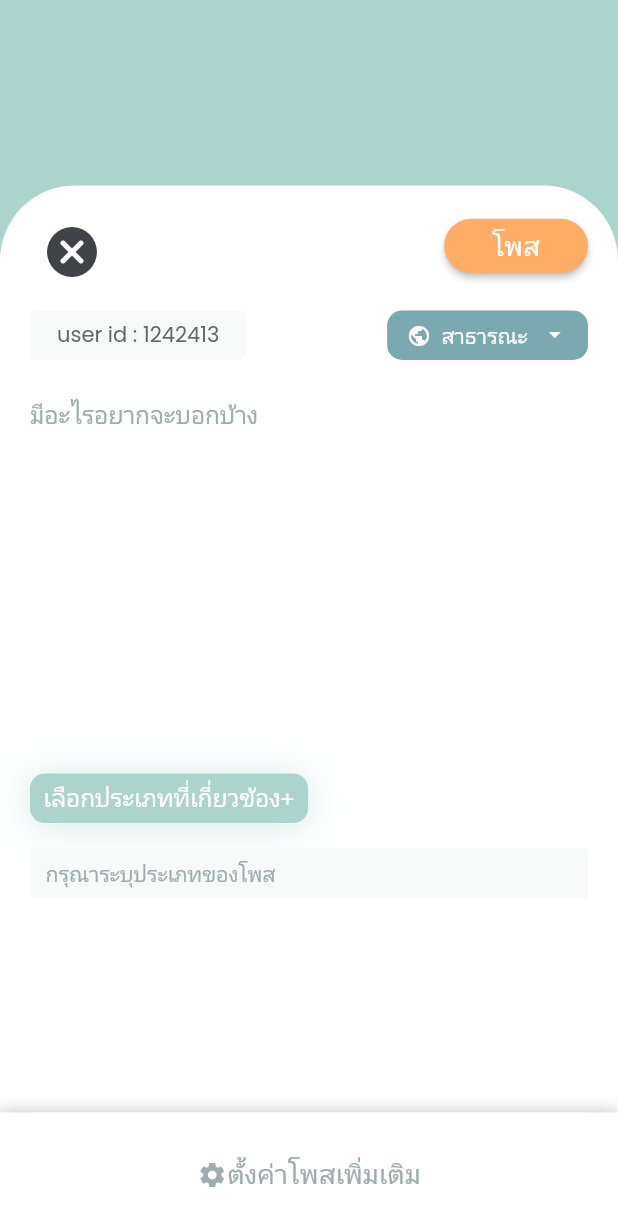
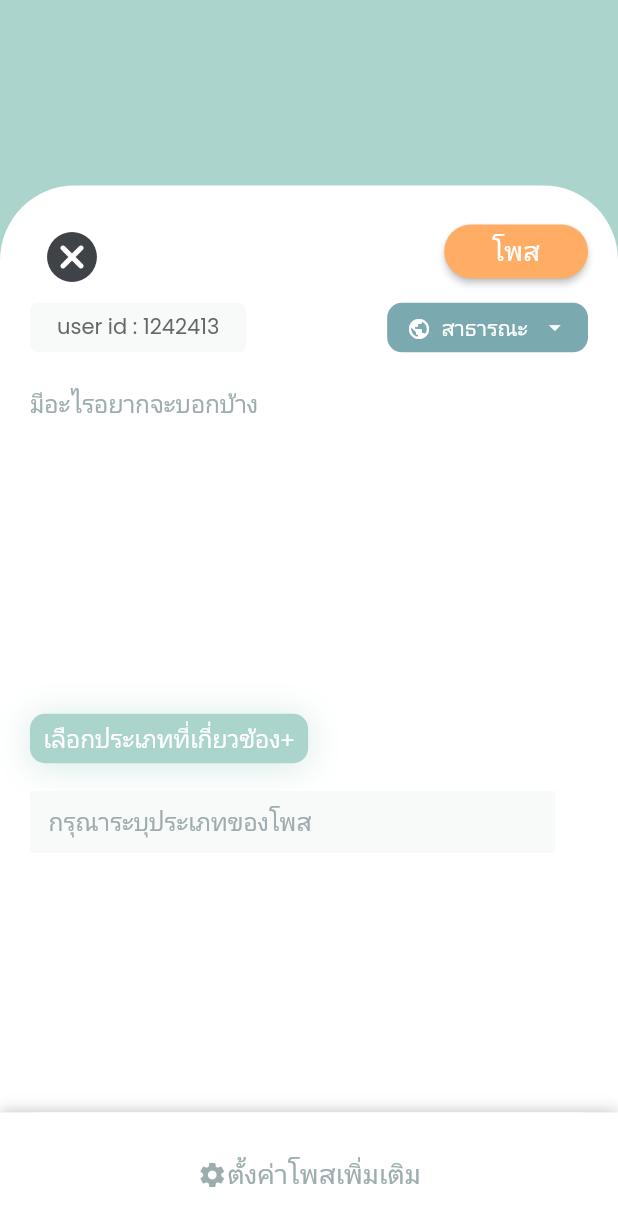
Before and after one commit to aofattaporn/jitD_fronted, a Flutter app: the CreatePost screen opened directly, on a phone screen of 412 x 824 dp. Shown: the top 1226 px of the screen. Run offline on Flutter 3.47's test engine with Material 2 defaults, Android fonts, the phone set to English and light mode, and no system bars; drawn by our look-alikes of sliding_up_panel; our stand-ins replace bloc, equatable, firebase_auth, firebase_core, flutter_bloc, flutter_cache_manager and 5 more; missing offline and left inert: flutter_facebook_auth; accounts and stored records are empty; Roboto replaces fonts that are missing (Bai Jamjuree).

Commit message:
Add Category Selection in CreatePost.dart - using bloc to select category and return it to createPost page - Refactor code and constant.dart

```diff
--- /dev/null
+++ b/lib/src/blocs/category/category_bloc.dart
@@ -0,0 +1,24 @@
+import 'dart:async';
+
+import 'package:bloc/bloc.dart';
+import 'package:equatable/equatable.dart';
+part 'category_event.dart';
+part 'category_state.dart';
+
+class CategoryBloc extends Bloc<CategoryEvent, CategoryState> {
+  CategoryBloc() : super(CategoryState(
+      countSelectedCategory: 0,
+      selectedCategory: List.generate(7, (i) => false),
+      selectedCategoryMap: []
+  )) {
+    // Add
+    on<SelectedCategoryAdd>((event, emit) {
+      emit(state.copyWith(countSelectedCategory: state.countSelectedCategory + 1));
+    });
+
+    // Minus
+    on<SelectedCategoryRemove>((event, emit) {
+      emit(state.copyWith(countSelectedCategory: state.countSelectedCategory - 1));
+    });
+  }
+}
--- /dev/null
+++ b/lib/src/blocs/category/category_event.dart
@@ -0,0 +1,17 @@
+part of 'category_bloc.dart';
+
+abstract class CategoryEvent extends Equatable {
+  const CategoryEvent();
+
+  @override
+  List<Object> get props => [];
+}
+
+class SelectedCategoryAdd extends CategoryEvent {
+
+
+}
+
+class SelectedCategoryRemove extends CategoryEvent {
+
+}
--- /dev/null
+++ b/lib/src/blocs/category/category_state.dart
@@ -0,0 +1,20 @@
+part of 'category_bloc.dart';
+
+class CategoryState extends Equatable {
+  final int countSelectedCategory;
+  final List selectedCategory;
+  final List selectedCategoryMap;
+  const CategoryState(
+      {required this.countSelectedCategory, required this.selectedCategory, required this.selectedCategoryMap});
+
+  CategoryState copyWith({int? countSelectedCategory, List? selectedCategory, List? selectedCategoryMap}) {
+    return CategoryState(
+        countSelectedCategory: countSelectedCategory ?? this.countSelectedCategory,
+        selectedCategory: selectedCategory ?? this.selectedCategory,
+        selectedCategoryMap: selectedCategoryMap ?? this.selectedCategoryMap
+    );
+  }
+
+  @override
+  List<Object> get props => [countSelectedCategory];
+}
--- a/lib/src/constant.dart
+++ b/lib/src/constant.dart
@@ -34,9 +34,13 @@ const Color skeletonHighlightColor = Color.fromRGBO(245, 247, 247, 1);
 
 const double kPadding = 20.0;
 
+final TextStyle fontsTH14_thirteryd = GoogleFonts.getFont(
+    "Bai Jamjuree", fontSize: 14, color: thirterydColor);
 final TextStyle fontsTH16_Red = GoogleFonts.getFont(
     "Lato", fontSize: 16, color: statusColorError);
 final TextStyle fontsTH16_Black = GoogleFonts.getFont(
     "Lato", fontSize: 16, color: textColor1);
+final TextStyle fontsTH16_Grey = GoogleFonts.getFont(
+    "Lato", fontSize: 16, color: textColor3);
 final TextStyle fontsTH20_Black = GoogleFonts.getFont(
     "Lato", fontSize: 20, color: textColor3);
--- a/lib/src/screens/HomePage.dart
+++ b/lib/src/screens/HomePage.dart
@@ -4,7 +4,7 @@ import 'package:flutter_bloc/flutter_bloc.dart';
 import 'package:jitd_client/src/blocs/post/post_bloc.dart';
 import 'package:jitd_client/src/constant.dart';
 import 'package:jitd_client/src/screens/Utilities/PostModal.dart';
-import 'package:jitd_client/src/data/models/cat_model.dart';
+import 'package:jitd_client/src/screens/Utilities/categoryBox.dart';
 import 'package:google_fonts/google_fonts.dart';
 import 'package:jitd_client/src/screens/post/ViewAllPost.dart';
 import 'package:jitd_client/src/screens/post/ViewPost.dart';
@@ -114,7 +114,7 @@ class _HomePageState extends State<HomePage> {
                             itemCount: 6,
                             scrollDirection: Axis.horizontal,
                             itemBuilder: (context, index) {
-                              return Category();
+                              return CategoryBox();
                             }),
                       ),
                     ],
--- a/lib/src/data/models/cat_model.dart
+++ b/lib/src/screens/Utilities/categoryBox.dart
@@ -1,7 +1,9 @@
 import 'package:flutter/material.dart';
 import 'package:jitd_client/src/constant.dart';
 
-class Category extends StatelessWidget {
+class CategoryBox extends StatelessWidget {
+  const CategoryBox({super.key});
+
   @override
   Widget build(BuildContext context) {
     return SingleChildScrollView(
--- a/lib/src/screens/blocs/post/post_state.dart
+++ /dev/null
@@ -1 +0,0 @@
-// TODO Implement this library.
--- a/lib/src/screens/post/CreatePost.dart
+++ b/lib/src/screens/post/CreatePost.dart
@@ -1,12 +1,16 @@
+import 'package:flutter/foundation.dart';
 import 'package:flutter/material.dart';
 import 'package:fluttertoast/fluttertoast.dart';
 import 'package:google_fonts/google_fonts.dart';
 import 'package:jitd_client/src/blocs/post/post_state.dart';
+import 'package:jitd_client/src/screens/Utilities/categoryBox.dart';
 import 'package:jitd_client/src/screens/post/BlockWords.dart';
+import 'package:jitd_client/src/screens/post/Category.dart';
 import 'package:jitd_client/src/screens/post/ConsultantLevel.dart';
 import 'package:sliding_up_panel/sliding_up_panel.dart';
 import 'package:flutter_bloc/flutter_bloc.dart';
 
+import '../../blocs/category/category_bloc.dart';
 import '../../blocs/post/post_bloc.dart';
 import '../../constant.dart';
 
@@ -19,7 +23,7 @@ class CreatePost extends StatefulWidget {
 
 class CreatePostState extends State<CreatePost> {
   TextEditingController? textController;
-  static GlobalKey<FormState> keyForm = GlobalKey<FormState>();
+  final GlobalKey<FormState> keyForm = GlobalKey<FormState>();
   final _unFocusNode = FocusNode();
   final scaffoldKey = GlobalKey<ScaffoldState>();
   final panelController = PanelController();
@@ -41,6 +45,10 @@ class CreatePostState extends State<CreatePost> {
 
   @override
   Widget build(BuildContext context) {
+    final categoryBloc =
+        BlocProvider<CategoryBloc>(create: (context) => CategoryBloc());
+    final postBloc = BlocProvider(create: (_) => PostBloc());
+
     return Scaffold(
       key: scaffoldKey,
       backgroundColor: primaryColor,
@@ -60,8 +68,8 @@ class CreatePostState extends State<CreatePost> {
         collapsed: buildCollapsedPanel(context),
 
         // This is a Main App
-        body: BlocProvider(
-          create: (_) => PostBloc(),
+        body: MultiBlocProvider(
+          providers: [postBloc, categoryBloc],
           child: BlocListener<PostBloc, PostState>(
               listener: (BuildContext context, state) {
                 if (state is PostSuccess) {
@@ -78,7 +86,9 @@ class CreatePostState extends State<CreatePost> {
                     FocusScope.of(context).requestFocus(_unFocusNode);
                     panelController.close();
                   },
-                  child: Stack(
+                  child: BlocBuilder<CategoryBloc, CategoryState>(
+                    builder: (context, state) {
+                      return Stack(
                         children: [
                           Align(
                             alignment: const AlignmentDirectional(0, 1),
@@ -92,14 +102,10 @@ class CreatePostState extends State<CreatePost> {
                                 ),
                               ),
                               child: Padding(
-                            padding: const EdgeInsetsDirectional.fromSTEB(
-                                20, 0, 20, 0),
-                            child: Stack(
+                                padding: const EdgeInsets.all(20),
+                                child: Column(
                                   children: [
-                                Align(
-                                  alignment:
-                                      const AlignmentDirectional(1, -0.95),
-                                  child: Row(
+                                    Row(
                                       mainAxisAlignment:
                                           MainAxisAlignment.spaceBetween,
                                       children: [
@@ -124,9 +130,8 @@ class CreatePostState extends State<CreatePost> {
                                                 style: ElevatedButton.styleFrom(
                                                     textStyle: const TextStyle(
                                                         fontSize: 16),
-                                                  padding:
-                                                      const EdgeInsets.fromLTRB(
-                                                          32, 0, 32, 0),
+                                                    padding: const EdgeInsets
+                                                        .fromLTRB(32, 0, 32, 0),
                                                     backgroundColor:
                                                         thirterydColor,
                                                     shape:
@@ -157,39 +162,44 @@ class CreatePostState extends State<CreatePost> {
                                                   padding:
                                                       const EdgeInsets.fromLTRB(
                                                           32, 0, 32, 0),
-                                                backgroundColor: thirterydColor,
+                                                  backgroundColor:
+                                                      thirterydColor,
                                                   shape:
                                                       const RoundedRectangleBorder(
                                                     borderRadius:
                                                         BorderRadius.all(
-                                                          Radius.circular(40)),
+                                                            Radius.circular(
+                                                                40)),
                                                   )),
                                               child: Text(
                                                 "โพส",
                                                 style: GoogleFonts.getFont(
                                                     "Bai Jamjuree",
                                                     fontSize: 18,
-                                                  fontWeight: FontWeight.w500),
+                                                    fontWeight:
+                                                        FontWeight.w500),
                                               ),
                                             );
                                           }
                                         }),
                                       ],
                                     ),
-                                ),
-                                Align(
-                                  alignment:
-                                      const AlignmentDirectional(0, -0.75),
-                                  child: Row(
+                                    SizedBox(
+                                        height:
+                                            MediaQuery.of(context).size.height *
+                                                0.0125),
+                                    Row(
                                       mainAxisAlignment:
                                           MainAxisAlignment.spaceBetween,
                                       children: [
                                         Container(
-                                        width:
-                                            MediaQuery.of(context).size.width *
+                                          width: MediaQuery.of(context)
+                                                  .size
+                                                  .width *
                                               0.35,
-                                        height:
-                                            MediaQuery.of(context).size.height *
+                                          height: MediaQuery.of(context)
+                                                  .size
+                                                  .height *
                                               0.04,
                                           decoration: const BoxDecoration(
                                             color: backgroundColor3,
@@ -208,11 +218,13 @@ class CreatePostState extends State<CreatePost> {
                                           ),
                                         ),
                                         Container(
-                                        width:
-                                            MediaQuery.of(context).size.width *
+                                          width: MediaQuery.of(context)
+                                                  .size
+                                                  .width *
                                               0.325,
-                                        height:
-                                            MediaQuery.of(context).size.height *
+                                          height: MediaQuery.of(context)
+                                                  .size
+                                                  .height *
                                               0.04,
                                           padding: const EdgeInsets.symmetric(
                                               horizontal: 10),
@@ -249,24 +261,27 @@ class CreatePostState extends State<CreatePost> {
                                         )
                                       ],
                                     ),
-                                ),
-                                Align(
-                                  alignment:
-                                      const AlignmentDirectional(0, -0.45),
-                                  child: SizedBox(
+                                    SizedBox(
+                                        height:
+                                            MediaQuery.of(context).size.height *
+                                                0.0125),
+                                    SizedBox(
                                       width: MediaQuery.of(context).size.width,
-                                    height: MediaQuery.of(context).size.height *
+                                      height:
+                                          MediaQuery.of(context).size.height *
                                               0.28,
                                       child: Scrollbar(
                                         child: Form(
                                           key: keyForm,
                                           child: TextFormField(
                                             validator: (value) {
-                                            if (value == null || value.isEmpty)
+                                              if (value == null ||
+                                                  value.isEmpty)
                                                 return 'กรุณากรอกข้อความ';
                                               return null;
                                             },
-                                          onTap: () => panelController.close(),
+                                            onTap: () =>
+                                                panelController.close(),
                                             controller: textController,
                                             obscureText: false,
                                             decoration: InputDecoration(
@@ -287,19 +302,28 @@ class CreatePostState extends State<CreatePost> {
                                         ),
                                       ),
                                     ),
-                                ),
-                                Align(
-                                  alignment:
-                                      const AlignmentDirectional(0, 0.175),
-                                  child: Row(
+                                    Row(
                                       mainAxisSize: MainAxisSize.max,
                                       children: [
-                                      Container(
-                                        width:
-                                            MediaQuery.of(context).size.width *
+                                        GestureDetector(
+                                          onTap: () => Navigator.of(context)
+                                              .push(MaterialPageRoute(
+                                                  builder: (_) =>
+                                                      BlocProvider.value(
+                                                        value: BlocProvider.of<
+                                                                CategoryBloc>(
+                                                            context),
+                                                        child:
+                                                            const CategorySelect(),
+                                                      ))),
+                                          child: Container(
+                                            width: MediaQuery.of(context)
+                                                    .size
+                                                    .width *
                                                 0.45,
-                                        height:
-                                            MediaQuery.of(context).size.height *
+                                            height: MediaQuery.of(context)
+                                                    .size
+                                                    .height *
                                                 0.04,
                                             decoration: BoxDecoration(
                                               color: const Color(0xFFAAD4CC),
@@ -327,41 +351,86 @@ class CreatePostState extends State<CreatePost> {
                                               ),
                                             ),
                                           ),
+                                        ),
                                       ],
                                     ),
-                                ),
-                                Align(
-                                  child: Row(
-                                    mainAxisSize: MainAxisSize.max,
-                                    children: [
-                                      Expanded(
-                                        child: Align(
-                                          alignment: const AlignmentDirectional(
-                                              0, 0.325),
-                                          child: Container(
+                                    SizedBox(
+                                        height:
+                                            MediaQuery.of(context).size.height *
+                                                0.0225),
+                                    if (state.selectedCategoryMap.isNotEmpty)
+                                    Container(
+                                      color: backgroundColor3,
+                                      height:
+                                          MediaQuery.of(context).size.height *
+                                              0.06,
+                                      child: Padding(
+                                        padding: const EdgeInsets.all(8.0),
+                                        child: ListView.separated(
+                                          scrollDirection: Axis.horizontal,
+                                          itemCount:
+                                              state.selectedCategoryMap.length,
+                                          separatorBuilder: (context, index) {
+                                            return SizedBox(
                                                 width: MediaQuery.of(context)
                                                         .size
-                                                .width,
-                                            height: MediaQuery.of(context)
-                                                    .size
-                                                    .height *
-                                                0.04,
+                                                        .width *
+                                                    0.03);
+                                          },
+                                          itemBuilder:
+                                              (BuildContext context, int index) {
+                                            return Padding(
+                                              padding: const EdgeInsets.only(
+                                                  top: 0, bottom: 0),
+                                              child: Container(
                                                 decoration: const BoxDecoration(
-                                              color: Color(0xFFF8FAFA),
-                                            ),
+                                                    borderRadius:
+                                                        BorderRadius.all(
+                                                            Radius.circular(20)),
+                                                    color: thirterydColor),
+                                                child: Padding(
+                                                    padding:
+                                                        const EdgeInsetsDirectional
+                                                                .fromSTEB(
+                                                            10, 5, 10, 5),
                                                     child: Row(
                                                       children: [
-                                                SizedBox(
-                                                    width:
-                                                        MediaQuery.of(context)
-                                                                .size
-                                                                .width *
-                                                            0.025),
                                                         Text(
-                                                  "กรุณาระบุประเภทของโพส",
-                                                  style: GoogleFonts.getFont(
+                                                          state.selectedCategoryMap[
+                                                              index],
+                                                          style:
+                                                              GoogleFonts.getFont(
                                                                   "Bai Jamjuree",
-                                                      color: textColor3),
+                                                                  fontSize: 12,
+                                                                  fontWeight:
+                                                                      FontWeight
+                                                                          .bold,
+                                                                  color: Colors
+                                                                      .white),
+                                                        ),
+                                                      ],
+                                                    )),
+                                              ),
+                                            );
+                                          },
+                                        ),
+                                      ),
+                                    )
+                                    else if (state.selectedCategoryMap.isEmpty)
+                                      Row(
+                                        children: [
+                                          Container(
+                                            width: MediaQuery.of(context).size.width * 0.85,
+                                            height: MediaQuery.of(context).size.height * 0.05,
+                                            color: backgroundColor3,
+                                            child: Column(
+                                              crossAxisAlignment: CrossAxisAlignment.start,
+                                              mainAxisAlignment: MainAxisAlignment.center,
+                                              children: [
+                                                Text("    กรุณาระบุประเภทของโพส", style: fontsTH16_Grey,),
+                                              ],
+                                            ),),
+                                        ],
                                       )
                                   ],
                                 ),
@@ -369,14 +438,8 @@ class CreatePostState extends State<CreatePost> {
                             ),
                           ),
                         ],
-                                  ),
-                                ),
-                              ],
-                            ),
-                          ),
-                        ),
-                      ),
-                    ],
+                      );
+                    },
                   ),
                 ),
               )),
@@ -461,7 +524,8 @@ class CreatePostState extends State<CreatePost> {
                       .push(_createRoute(const BlockWords())),
                   child: Text(
                     "แก้ไขคำที่ต้องการบล็อค",
-                    style: GoogleFonts.getFont("Bai Jamjuree", fontSize: 18),
+                    style: GoogleFonts.getFont("Bai Jamjuree",
+                        fontSize: 18, color: textColor2),
                   ),
                 )
               ],
@@ -499,7 +563,8 @@ class CreatePostState extends State<CreatePost> {
                       .push(_createRoute(const ConsultantLevel())),
                   child: Text(
                     "แก้ไขระดับผู้ให้คำปรึกษาที่เห็นโพส",
-                    style: GoogleFonts.getFont("Bai Jamjuree", fontSize: 18),
+                    style: GoogleFonts.getFont("Bai Jamjuree",
+                        fontSize: 18, color: textColor2),
                   ),
                 )
               ],
```
Also changed, not shown: lib/src/screens/post/BlockWords.dart (+53 -60 lines), lib/src/screens/post/Category.dart (added, +203 -0 lines). Lines whose indentation alone changed are shown as unchanged.
